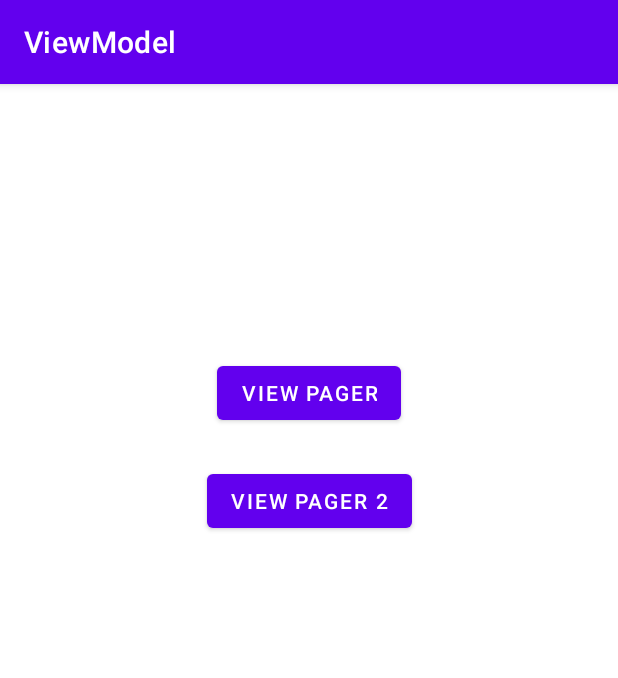
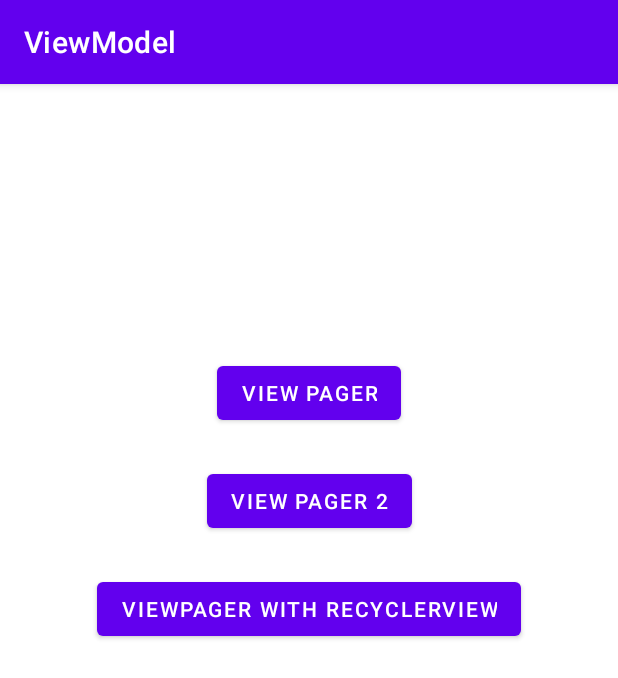
Before and after one commit to fahadammar/viewpager, an Android app: the screen it shows after launch (MainActivity), on a phone screen of 412 x 824 dp. Shown: the top 678 px of the screen. Run offline under Robolectric (Android 15) with nearby library versions, the phone set to English and light mode, and no system bars.

Commit message:
added the viewpager2 with recycler view, also placed the orientations of viewpager2 in the activity

```diff
--- a/app/src/main/AndroidManifest.xml
+++ b/app/src/main/AndroidManifest.xml
@@ -13,6 +13,9 @@
         android:supportsRtl="true"
         android:theme="@style/Theme.ViewModel"
         tools:targetApi="31">
+        <activity
+            android:name=".ui.activities.ViewPagerTwoWithRecycler"
+            android:exported="false" />
         <activity
             android:name=".ui.activities.ViewPagerSecond"
             android:exported="false" />
--- /dev/null
+++ b/app/src/main/java/com/example/viewmodel/model/ViewPagerTwoModel.kt
@@ -0,0 +1,5 @@
+package com.example.viewmodel.model
+
+import android.widget.ImageView
+
+data class ViewPagerTwoModel(val name : String, val image: Int)
--- a/app/src/main/java/com/example/viewmodel/ui/activities/MainActivity.kt
+++ b/app/src/main/java/com/example/viewmodel/ui/activities/MainActivity.kt
@@ -26,6 +26,11 @@ class MainActivity : AppCompatActivity() {
             val intent = Intent(this, ViewPagerSecond::class.java)
             startActivity(intent)
         }
+
+        binding.button3.setOnClickListener {
+            val intent = Intent(this, ViewPagerTwoWithRecycler::class.java)
+            startActivity(intent)
+        }
     }
 
 }
--- a/app/src/main/res/layout/activity_main.xml
+++ b/app/src/main/res/layout/activity_main.xml
@@ -27,6 +27,16 @@
         app:layout_constraintStart_toStartOf="parent"
         app:layout_constraintTop_toBottomOf="@+id/button_1" />
 
+    <Button
+        android:id="@+id/button_3"
+        android:layout_width="wrap_content"
+        android:layout_height="wrap_content"
+        android:layout_marginTop="24dp"
+        android:text="@string/button_third_text"
+        app:layout_constraintEnd_toEndOf="parent"
+        app:layout_constraintStart_toStartOf="parent"
+        app:layout_constraintTop_toBottomOf="@+id/button_2" />
+
     <androidx.constraintlayout.widget.Guideline
         android:id="@+id/guideline"
         android:layout_width="wrap_content"
--- a/app/src/main/res/values/strings.xml
+++ b/app/src/main/res/values/strings.xml
@@ -7,4 +7,5 @@
     <string name="third_fragment">3rd Fragment</string>
     <string name="button_first_text">View Pager</string>
     <string name="button_second_text">View Pager 2</string>
+    <string name="button_third_text">ViewPager With RecyclerView</string>
 </resources>
```
Also changed, not shown: app/src/main/java/com/example/viewmodel/adapter/ViewPagerTwoAdapter.kt (added, +35 -0 lines), app/src/main/java/com/example/viewmodel/ui/activities/ViewPagerTwoWithRecycler.kt (added, +36 -0 lines), app/src/main/res/layout/activity_view_pager_two_with_recycler.xml (added, +18 -0 lines), app/src/main/res/layout/recycler_item_layout.xml (added, +30 -0 lines), app/src/main/res/drawable/nature.jpg (added), 2 other files.
